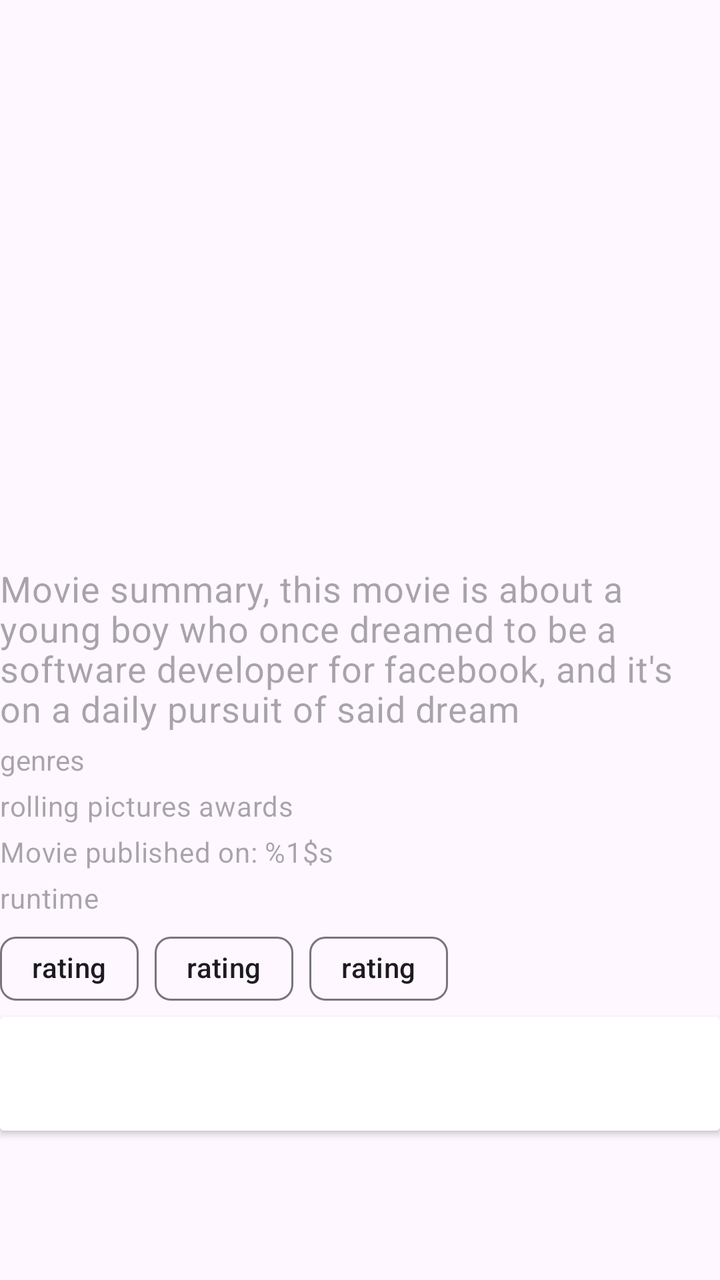
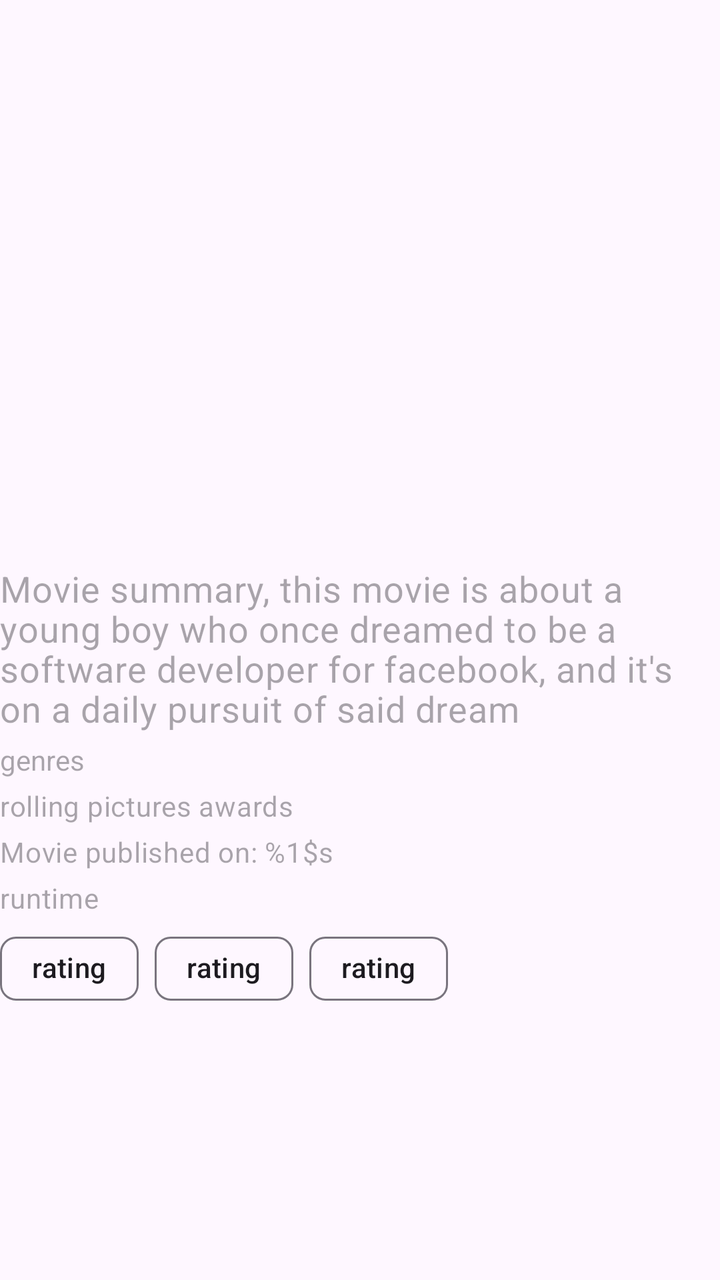

Two renders of the same Android screen: before a commit and after it. Below are the layout's source before the change and the commit's diff.
<!-- AndroidManifest.xml: another module's application theme Theme.MovieCatalog -->
<!-- res/layout/fragment_movie_details.xml -->
<?xml version="1.0" encoding="utf-8"?>
<androidx.core.widget.NestedScrollView xmlns:android="http://schemas.android.com/apk/res/android"
    xmlns:app="http://schemas.android.com/apk/res-auto"
    xmlns:tools="http://schemas.android.com/tools"
    android:layout_width="match_parent"
    android:layout_height="match_parent"
    android:layout_margin="@dimen/eight_dimen"
    android:orientation="vertical">

    <LinearLayout
        android:layout_width="match_parent"
        android:layout_height="match_parent"
        android:orientation="vertical">

        <androidx.recyclerview.widget.RecyclerView
            android:id="@+id/list_images"
            android:layout_width="match_parent"
            android:layout_height="@dimen/image_height"
            android:orientation="horizontal"
            android:src="@drawable/ic_image"
            app:layoutManager="androidx.recyclerview.widget.LinearLayoutManager"
            tools:listitem="@layout/image_entry" />

        <com.google.android.material.textview.MaterialTextView
            android:id="@+id/movie_summary"
            style="?attr/textAppearanceBodyMedium"
            android:layout_width="match_parent"
            android:layout_height="wrap_content"
            android:layout_marginVertical="2dp"
            android:hint="@string/movie_summary"
            android:textSize="18sp" />

        <com.google.android.material.textview.MaterialTextView
            android:id="@+id/movie_genres"
            android:layout_width="match_parent"
            android:layout_height="wrap_content"
            android:layout_marginVertical="2dp"
            android:hint="@string/genres" />

        <com.google.android.material.textview.MaterialTextView
            android:id="@+id/movie_awards"
            style="@style/TextAppearance.Material3.BodyMedium"
            android:layout_width="match_parent"
            android:layout_height="wrap_content"
            android:layout_marginVertical="2dp"
            android:hint="@string/awards" />

        <com.google.android.material.textview.MaterialTextView
            android:id="@+id/movie_publication_date"
            style="@style/TextAppearance.Material3.BodyMedium"
            android:layout_width="wrap_content"
            android:layout_height="wrap_content"
            android:layout_marginVertical="2dp"
            android:hint="@string/movie_published_on" />

        <com.google.android.material.textview.MaterialTextView
            android:id="@+id/movie_runtime"
            style="@style/TextAppearance.Material3.BodyMedium"
            android:layout_width="wrap_content"
            android:layout_height="wrap_content"
            android:layout_marginVertical="2dp"
            android:hint="@string/runtime" />

        <com.google.android.material.chip.ChipGroup
            android:id="@+id/chip_rating_group"
            android:layout_width="match_parent"
            android:layout_height="wrap_content"
            android:layoutDirection="locale"
            app:chipSpacing="@dimen/sixteen_dimen"
            app:singleLine="true">

            <com.google.android.material.chip.Chip
                android:id="@+id/imdb_chip"
                android:layout_width="wrap_content"
                android:layout_height="wrap_content"
                android:text="@string/rating" />

            <com.google.android.material.chip.Chip
                android:id="@+id/r_tomatoes_chip"
                android:layout_width="wrap_content"
                android:layout_height="wrap_content"
                android:text="@string/rating" />

            <com.google.android.material.chip.Chip
                android:id="@+id/movie_db_chip"
                android:layout_width="wrap_content"
                android:layout_height="wrap_content"
                android:text="@string/rating" />

        </com.google.android.material.chip.ChipGroup>

        <androidx.recyclerview.widget.RecyclerView
            android:id="@+id/list_actors"
            android:layout_width="match_parent"
            android:layout_height="wrap_content"
            tools:listitem="@layout/actors_entry" />

        <androidx.cardview.widget.CardView
            android:layout_width="match_parent"
            android:layout_height="wrap_content">

            <LinearLayout
                android:layout_width="match_parent"
                android:layout_height="wrap_content"
                android:orientation="vertical">

                <TextView
                    android:id="@+id/movie_budget"
                    android:layout_width="match_parent"
                    android:layout_height="wrap_content" />

                <TextView
                    android:id="@+id/movie_open_weekend_gross"
                    android:layout_width="match_parent"
                    android:layout_height="wrap_content" />

                <TextView
                    android:id="@+id/movie_world_wide_gross"
                    android:layout_width="match_parent"
                    android:layout_height="wrap_content" />

            </LinearLayout>
        </androidx.cardview.widget.CardView>

        <androidx.recyclerview.widget.RecyclerView
            android:id="@+id/list_similars"
            android:layout_width="match_parent"
            android:layout_height="@dimen/image_height"
            tools:listitem="@layout/similar_entry" />

    </LinearLayout>

</androidx.core.widget.NestedScrollView>
<!-- res/layout/image_entry.xml (included above) -->
<?xml version="1.0" encoding="utf-8"?>
<androidx.cardview.widget.CardView xmlns:android="http://schemas.android.com/apk/res/android"
    android:layout_width="match_parent"
    android:layout_height="wrap_content"
    android:padding="@dimen/eight_dimen">

    <LinearLayout
        android:layout_width="match_parent"
        android:layout_height="match_parent"
        android:orientation="vertical">

        <TextView
            android:id="@+id/image_title"
            android:layout_width="match_parent"
            android:layout_height="wrap_content" />

        <ImageView
            android:id="@+id/movie_image"
            android:layout_width="match_parent"
            android:layout_height="@dimen/image_height"
            android:src="@drawable/ic_image" />
    </LinearLayout>

</androidx.cardview.widget.CardView>
<!-- res/layout/actors_entry.xml (included above) -->
<?xml version="1.0" encoding="utf-8"?>
<androidx.cardview.widget.CardView xmlns:android="http://schemas.android.com/apk/res/android"
    android:layout_width="match_parent"
    android:layout_height="wrap_content"
    android:padding="@dimen/eight_dimen">

    <LinearLayout
        android:layout_width="match_parent"
        android:layout_height="match_parent"
        android:orientation="vertical">

        <TextView
            android:id="@+id/actor_name"
            android:layout_width="match_parent"
            android:layout_height="wrap_content" />

        <TextView
            android:id="@+id/actor_character"
            android:layout_width="match_parent"
            android:layout_height="wrap_content" />

        <ImageView
            android:id="@+id/actor_image"
            android:layout_width="match_parent"
            android:layout_height="@dimen/image_height"
            android:src="@drawable/ic_image" />
    </LinearLayout>
</androidx.cardview.widget.CardView>
<!-- res/layout/similar_entry.xml (included above) -->
<?xml version="1.0" encoding="utf-8"?>
<androidx.cardview.widget.CardView xmlns:android="http://schemas.android.com/apk/res/android"
    xmlns:app="http://schemas.android.com/apk/res-auto"
    xmlns:tools="http://schemas.android.com/tools"
    android:layout_width="match_parent"
    android:layout_height="wrap_content"
    android:padding="@dimen/eight_dimen">

    <LinearLayout
        android:layout_width="match_parent"
        android:layout_height="wrap_content"
        android:orientation="vertical"
        tools:ignore="UseCompoundDrawables">

        <TextView
            android:layout_width="match_parent"
            android:layout_height="wrap_content"
            android:hint="@string/title"
            android:id="@+id/similar_title" />

        <ImageView
            android:layout_width="match_parent"
            android:layout_height="@dimen/image_height"
            android:src="@drawable/ic_image"
            android:id="@+id/similar_image"
            android:contentDescription="@string/runtime" />

    </LinearLayout>
</androidx.cardview.widget.CardView>
<!-- resources referenced by this layout -->
<resources>
  <dimen name="eight_dimen">8dp</dimen>
  <dimen name="image_height">280dp</dimen>
  <dimen name="sixteen_dimen">16dp</dimen>
  <!-- drawable ic_image (drawable) -->
  <vector xmlns:android="http://schemas.android.com/apk/res/android"
      android:width="24dp"
      android:height="24dp"
      android:tint="#000000"
      android:viewportWidth="24"
      android:viewportHeight="24">
      <path
          android:fillColor="@android:color/white"
          android:pathData="M18,4H6v2l6.5,6L6,18v2h12v-3h-7l5,-5 -5,-5h7V4z" />
  </vector>
  <string name="awards">rolling pictures awards</string>
  <string name="genres">genres</string>
  <string name="movie_published_on">Movie published on: %1$s</string>
  <string name="movie_summary">Movie summary, this movie is about a young boy who once dreamed to be a software developer for facebook, and it\'s on a daily pursuit of said dream</string>
  <string name="rating">rating</string>
  <string name="runtime">runtime</string>
  <string name="title">similar title</string>
  <style name="Theme.MovieCatalog" parent="Theme.Material3.Light.NoActionBar">
          
          <item name="colorPrimary">@color/purple_500</item>
          <item name="colorPrimaryVariant">@color/purple_700</item>
          <item name="colorOnPrimary">@color/white</item>
          
          <item name="colorSecondary">@color/teal_200</item>
          <item name="colorSecondaryVariant">@color/teal_700</item>
          <item name="colorOnSecondary">@color/black</item>
          
          <item name="android:statusBarColor">@android:color/darker_gray</item>
          
      </style>
  <color name="purple_500">#FF6200EE</color>
  <color name="purple_700">#FF3700B3</color>
  <color name="white">#FFFFFFFF</color>
  <color name="teal_200">#FF03DAC5</color>
  <color name="teal_700">#FF018786</color>
  <color name="black">#FF000000</color>
</resources>

<!-- the commit's change to res/layout/fragment_movie_details.xml (unified diff, before → after) -->
@@ -4,8 +4,7 @@
     xmlns:tools="http://schemas.android.com/tools"
     android:layout_width="match_parent"
     android:layout_height="match_parent"
-    android:layout_margin="@dimen/eight_dimen"
-    android:orientation="vertical">
+    android:layout_margin="@dimen/eight_dimen">
 
     <LinearLayout
         android:layout_width="match_parent"
@@ -16,9 +15,6 @@
             android:id="@+id/list_images"
             android:layout_width="match_parent"
             android:layout_height="@dimen/image_height"
-            android:orientation="horizontal"
-            android:src="@drawable/ic_image"
-            app:layoutManager="androidx.recyclerview.widget.LinearLayoutManager"
             tools:listitem="@layout/image_entry" />
 
         <com.google.android.material.textview.MaterialTextView
@@ -92,7 +88,7 @@
         <androidx.recyclerview.widget.RecyclerView
             android:id="@+id/list_actors"
             android:layout_width="match_parent"
-            android:layout_height="wrap_content"
+            android:layout_height="@dimen/image_height"
             tools:listitem="@layout/actors_entry" />
 
         <androidx.cardview.widget.CardView
@@ -145,13 +141,14 @@
 
         <TextView
             android:id="@+id/image_title"
+            android:hint="IMAGE TITTLE"
             android:layout_width="match_parent"
             android:layout_height="wrap_content" />
 
         <ImageView
             android:id="@+id/movie_image"
             android:layout_width="match_parent"
-            android:layout_height="@dimen/image_height"
+            android:layout_height="180dp"
             android:src="@drawable/ic_image" />
     </LinearLayout>
 
@@ -170,18 +167,20 @@
 
         <TextView
             android:id="@+id/actor_name"
+            android:text="ACTOR"
             android:layout_width="match_parent"
             android:layout_height="wrap_content" />
 
         <TextView
             android:id="@+id/actor_character"
+            android:text="CHARACTER"
             android:layout_width="match_parent"
             android:layout_height="wrap_content" />
 
         <ImageView
             android:id="@+id/actor_image"
             android:layout_width="match_parent"
-            android:layout_height="@dimen/image_height"
+            android:layout_height="150dp"
             android:src="@drawable/ic_image" />
     </LinearLayout>
 </androidx.cardview.widget.CardView>
@@ -208,7 +207,7 @@
 
         <ImageView
             android:layout_width="match_parent"
-            android:layout_height="@dimen/image_height"
+            android:layout_height="250dp"
             android:src="@drawable/ic_image"
             android:id="@+id/similar_image"
             android:contentDescription="@string/runtime" />
